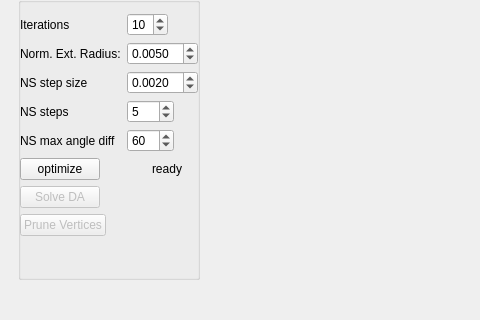
This is ssa/apps/ssa_viewer_3d/base_main_window.ui in MichaelRuhnke/ssa as Qt 5 draws it before an edit; both pictures show x 0 to 480 and y 357 to 677 of the 842 by 677 pixel window. The edited form follows.
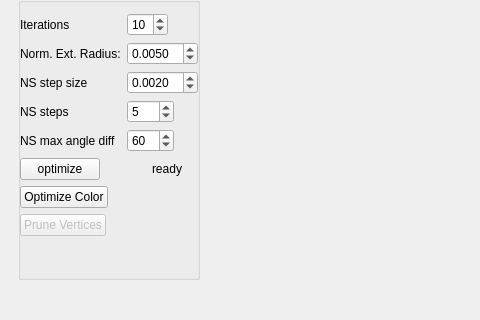
This is the edited form. Custom widgets are drawn as their Qt base class.

Commit message: changed color handling for optimization

Patch:
```diff
--- a/ssa/apps/ssa_viewer_3d/base_main_window.ui
+++ b/ssa/apps/ssa_viewer_3d/base_main_window.ui
@@ -364,7 +364,7 @@
              <item row="10" column="0">
               <widget class="QPushButton" name="pushButton_3">
                <property name="enabled">
-                <bool>false</bool>
+                <bool>true</bool>
                </property>
                <property name="maximumSize">
                 <size>
@@ -373,7 +373,7 @@
                 </size>
                </property>
                <property name="text">
-                <string>Solve DA</string>
+                <string>Optimize Color</string>
                </property>
                <property name="shortcut">
                 <string>O</string>
```
Left out of the diff: 2 changed lines with no effect on the pictures. The commit also changes 10 other files.
